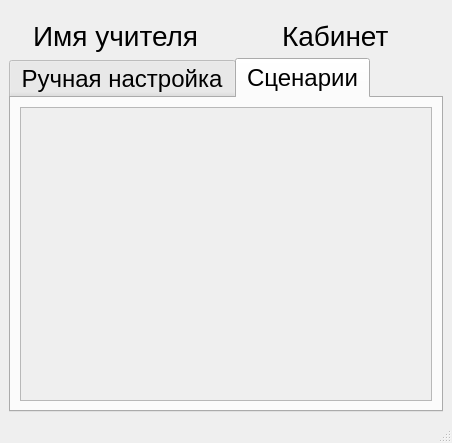
The window that main.ui (Maxwolv67/year_project) describes before a commit, drawn with Qt 5.
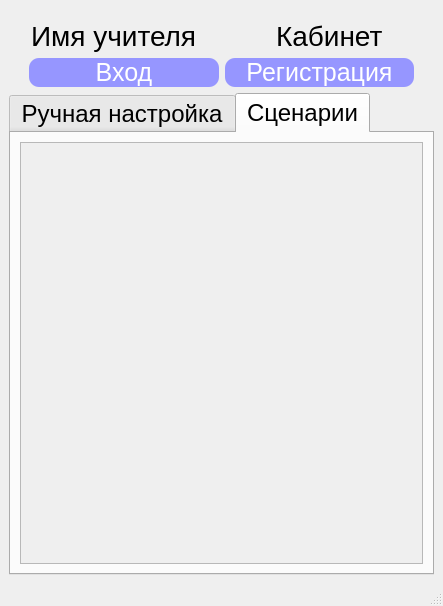
The same window after the commit. The open tabs and pages were chosen to show the change.

Patch:
```diff
--- a/main.ui
+++ b/main.ui
@@ -6,8 +6,8 @@
    <rect>
     <x>0</x>
     <y>0</y>
-    <width>452</width>
-    <height>443</height>
+    <width>443</width>
+    <height>606</height>
    </rect>
   </property>
   <property name="windowTitle">
@@ -55,7 +55,7 @@
       </item>
      </layout>
     </item>
-    <item row="1" column="0">
+    <item row="2" column="0">
      <layout class="QVBoxLayout" name="verticalLayout">
       <item>
        <widget class="QTabWidget" name="tab_3">
@@ -114,8 +114,8 @@
               <rect>
                <x>0</x>
                <y>0</y>
-               <width>378</width>
-               <height>261</height>
+               <width>369</width>
+               <height>385</height>
               </rect>
              </property>
              <layout class="QGridLayout" name="gridLayout_3">
@@ -132,6 +132,44 @@
       </item>
      </layout>
     </item>
+    <item row="1" column="0">
+     <layout class="QHBoxLayout" name="horizontalLayout_2">
+      <property name="leftMargin">
+       <number>20</number>
+      </property>
+      <property name="rightMargin">
+       <number>20</number>
+      </property>
+      <item>
+       <widget class="QPushButton" name="auth">
+        <property name="styleSheet">
+         <string notr="true">font-size: 25px;
+                                        border-radius: 10px; 
+                                        background-color: 
+                                        rgb(150, 150, 255); 
+                                        color: rgb(255, 255, 255)</string>
+        </property>
+        <property name="text">
+         <string>Вход</string>
+        </property>
+       </widget>
+      </item>
+      <item>
+       <widget class="QPushButton" name="pushButton">
+        <property name="styleSheet">
+         <string notr="true">font-size: 25px;
+                                        border-radius: 10px; 
+                                        background-color: 
+                                        rgb(150, 150, 255); 
+                                        color: rgb(255, 255, 255)</string>
+        </property>
+        <property name="text">
+         <string>Регистрация</string>
+        </property>
+       </widget>
+      </item>
+     </layout>
+    </item>
    </layout>
   </widget>
   <widget class="QMenuBar" name="menubar">
```
Left out of the diff: 8 changed lines with no effect on the pictures.
